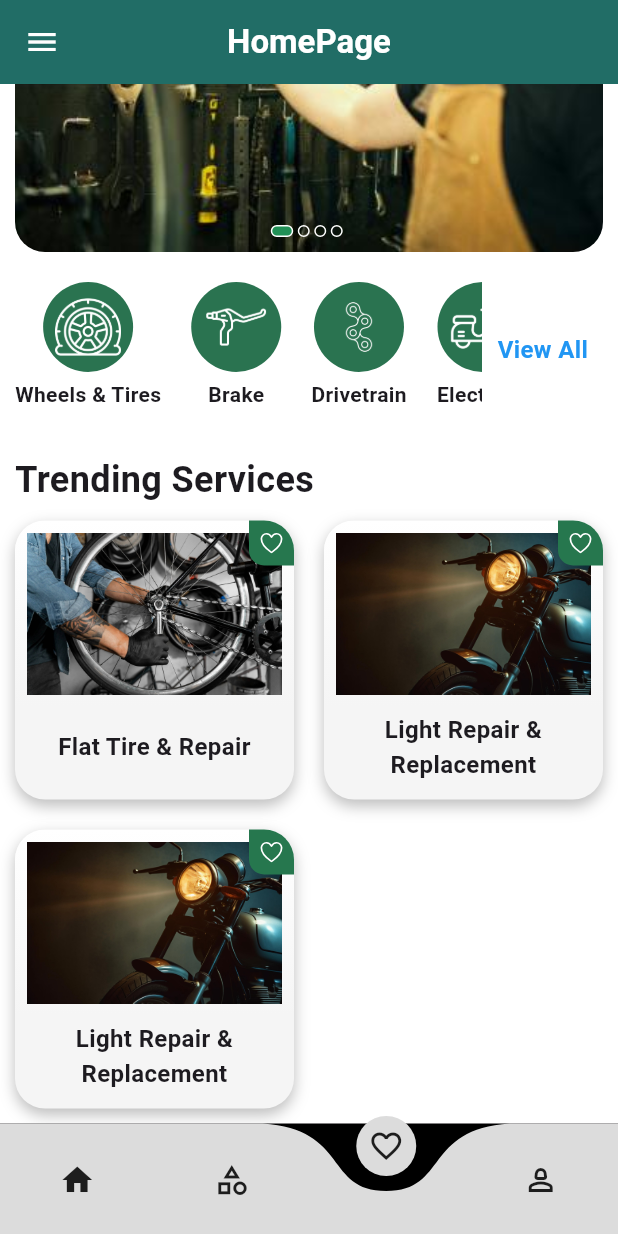
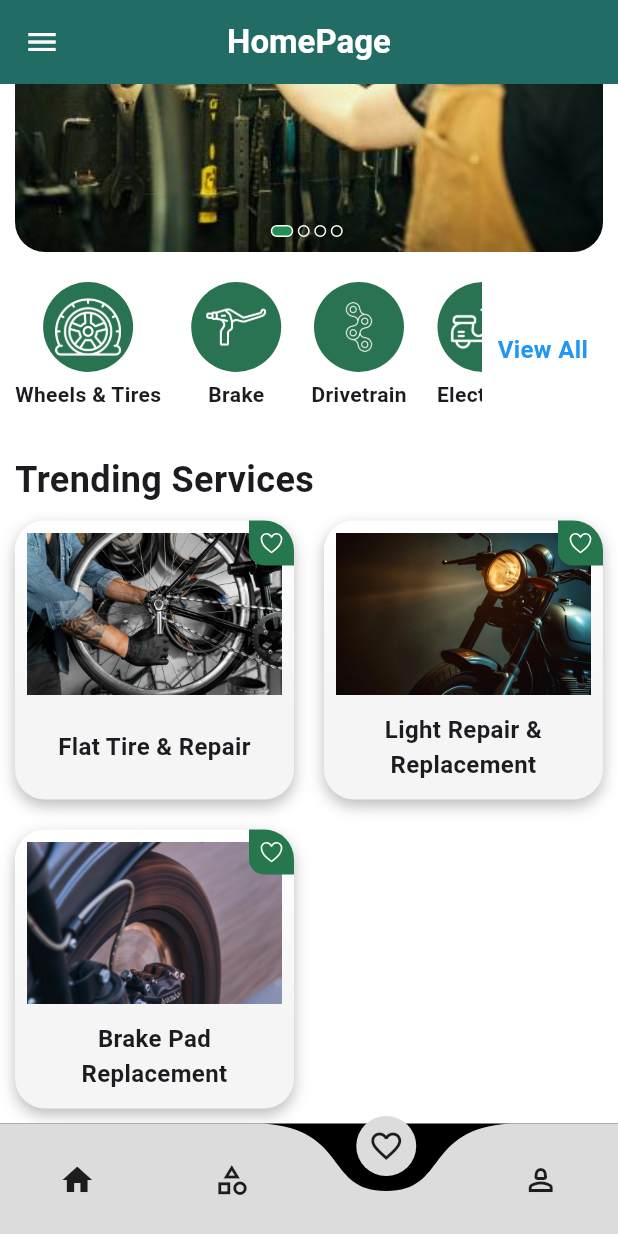
Before and after one commit to ayanappdev/quickfix, a Flutter app: the BottomNavigation screen opened directly, item 3 of the bottom bar chosen, scrolled down 335 dp, on a phone screen of 412 x 824 dp. Run offline on Flutter 3.47's test engine with Material 3 defaults, Android fonts, the phone set to English and light mode, and no system bars; drawn by our look-alikes of curved_navigation_bar, hidden_drawer_menu; our stand-ins replace animated_splash_screen, carousel_slider, firebase_auth, firebase_core, ionicons, lottie; accounts and stored records are empty; network calls fail.

Commit message:
updating services section

```diff
--- a/lib/Screens/Category_Screen/category.dart
+++ b/lib/Screens/Category_Screen/category.dart
@@ -48,6 +48,32 @@ class CategoryScreen extends StatelessWidget {
                     orElse: () => products[2],
                   );
                   break;
+                        case 'General Maintenance':
+                  selectedProduct = products.firstWhere(
+                    (product) => product.categoryTitle == 'General Maintenance',
+                    orElse: () => products[2],
+                  );
+                  break;
+                   case 'Components':
+                  selectedProduct = products.firstWhere(
+                    (product) => product.categoryTitle == 'Components',
+                    orElse: () => products[2],
+                  );
+                  break;
+                    case 'Safety':
+                  selectedProduct = products.firstWhere(
+                    (product) => product.categoryTitle == 'Safety',
+                    orElse: () => products[2],
+                  );
+                  break;
+                   case 'Accessories':
+                  selectedProduct = products.firstWhere(
+                    (product) => product.categoryTitle == 'Accessories',
+                    orElse: () => products[2],
+                  );
+                  break;
+
+
 
 
                 // Add more cases here for other categories as needed
--- a/lib/Widgets/categories.dart
+++ b/lib/Widgets/categories.dart
@@ -32,6 +32,18 @@ class Categories extends StatelessWidget {
                         break;
                          case 'Drivetrain':
                         selectedProduct = products[3];
+                        break;
+                         case 'General Maintenance':
+                        selectedProduct = products[4];
+                        break;
+                          case 'Components':
+                        selectedProduct = products[5];
+                        break;
+                         case 'Safety':
+                        selectedProduct = products[6];
+                        break;
+                         case 'Accessories':
+                        selectedProduct = products[7];
                         break;
                       // Add more cases as needed for other categories
                       default:
--- a/lib/models/product.dart
+++ b/lib/models/product.dart
@@ -102,15 +102,15 @@ final List<Product> products = [
   ),
    Product(
     categoryTitle: 'Brakes',
-    title: "Light Repair & Replacement ",
+    title: "Brake Pad Replacement ",
     description:
-        "Keep your bike's lights shining bright. We handle repairs and replacements for headlights, taillights, and brake lights. Ensure safe nighttime visibility.",
+        "Maintain optimal stopping power for safe riding. We offer services to keep your brakes functioning smoothly.",
     imagePaths: [
-      "assets/images/el1.jpg",
-      "assets/images/el2.jpg",
-      "assets/images/el3.jpg",
-      "assets/images/el4.jpg",
-      "assets/images/el5.jpg",
+      "assets/images/bk1.jpg",
+      "assets/images/bk2.jpg",
+      "assets/images/bk3.jpg",
+      "assets/images/bk4.jpg",
+      "assets/images/bk5.jpg",
     ],
     price: 120,
     colors: [
@@ -122,12 +122,12 @@ final List<Product> products = [
     rate: 4.8,
     subcategories: [
       Subcategory(
-          title: "Light Repair & Replacement", description: "Fix flickering lights or upgrade with new ones for optimal nighttime visibility."),
+          title: "Brake Pad Replacement", description: "New pads for reliable stopping power."),
       Subcategory(
-          title: "Battery Replacement",
-          description: " Ensure reliable power with a fresh battery replacement. "),
+          title: "Brake Caliper Adjustment & Repair",
+          description: " Ensure proper brake engagement."),
       Subcategory(
-          title: "Wiring Check & Repair", description: " Diagnose and fix electrical wiring issues to keep your bike's lights functioning properly."),
+          title: "Hydraulic Brake Service ", description: "  Maintain fluid levels & system function"),
 
     ],
 
@@ -136,13 +136,13 @@ final List<Product> products = [
     categoryTitle: 'Drivetrain',
     title: "Light Repair & Replacement ",
     description:
-        "Keep your bike's lights shining bright. We handle repairs and replacements for headlights, taillights, and brake lights. Ensure safe nighttime visibility.",
+        "Keep your gears shifting smoothly. We service chains, cassettes, and bottom brackets.",
     imagePaths: [
-      "assets/images/el1.jpg",
-      "assets/images/el2.jpg",
-      "assets/images/el3.jpg",
-      "assets/images/el4.jpg",
-      "assets/images/el5.jpg",
+      "assets/images/dr1.jpg",
+      "assets/images/dr2.jpg",
+      "assets/images/dr3.jpg",
+      "assets/images/dr4.jpg",
+      "assets/images/dr5.jpg",
     ],
     price: 120,
     colors: [
@@ -154,12 +154,140 @@ final List<Product> products = [
     rate: 4.8,
     subcategories: [
       Subcategory(
-          title: "Light Repair & Replacement", description: "Fix flickering lights or upgrade with new ones for optimal nighttime visibility."),
+          title: "Chain Replacement & Adjustment", description: " Replace worn chains and ensure proper tension."),
       Subcategory(
-          title: "Battery Replacement",
-          description: " Ensure reliable power with a fresh battery replacement. "),
+          title: "Cassette & Chainring Replacement",
+          description: " Upgrade or replace worn cassette and chainrings. "),
       Subcategory(
-          title: "Wiring Check & Repair", description: " Diagnose and fix electrical wiring issues to keep your bike's lights functioning properly."),
+          title: "Bottom Bracket Service", description: "  Maintain smooth pedaling with proper bottom bracket service."),
+
+    ],
+
+  ),
+  Product(
+    categoryTitle: 'General Maintenance',
+    title: "Light Repair & Replacement ",
+    description:
+        "Optimize your bike's performance. We offer essential checkups and adjustments.",
+    imagePaths: [
+      "assets/images/dr1.jpg",
+      "assets/images/dr2.jpg",
+      "assets/images/dr3.jpg",
+      "assets/images/dr4.jpg",
+      "assets/images/dr5.jpg",
+    ],
+    price: 120,
+    colors: [
+      Colors.black,
+      Colors.blue,
+      Colors.orange,
+    ],
+    category: "General Maintenance",
+    rate: 4.8,
+    subcategories: [
+      Subcategory(
+          title: "Tire Checks & Adjustments", description: " Ensure proper inflation and alignment for a smooth ride."),
+      Subcategory(
+          title: "Gear Adjustment & Derailleur Tuning",
+          description: " Fine-tune your gears for seamless shifting. "),
+      Subcategory(
+          title: "Air Pressure Check & Inflation", description: "Maintain optimal tire pressure for safety and performance."),
+
+    ],
+
+  ),
+   Product(
+    categoryTitle: 'Components',
+    title: "Light Repair & Replacement ",
+    description:
+        "Maintain optimal component function. We service shifters, derailleurs, and headsets.",
+    imagePaths: [
+      "assets/images/dr1.jpg",
+      "assets/images/dr2.jpg",
+      "assets/images/dr3.jpg",
+      "assets/images/dr4.jpg",
+      "assets/images/dr5.jpg",
+    ],
+    price: 120,
+    colors: [
+      Colors.black,
+      Colors.blue,
+      Colors.orange,
+    ],
+    category: "Components",
+    rate: 4.8,
+    subcategories: [
+      Subcategory(
+          title: "Shifter & Derailleur Adjustment", description: "  Fine-tune your shifters and derailleurs for smooth gear changes."),
+      Subcategory(
+          title: "Headset Adjustment",
+          description: " Eliminate headset play for a comfortable and precise ride. "),
+      Subcategory(
+          title: "Pedal Service ", description: "Maintain smooth pedaling with proper pedal service"),
+
+    ],
+
+  ),
+  Product(
+    categoryTitle: 'Safety',
+    title: "Light Repair & Replacement ",
+    description:
+        "Ride with confidence. We offer essential safety checks and installations.",
+    imagePaths: [
+      "assets/images/dr1.jpg",
+      "assets/images/dr2.jpg",
+      "assets/images/dr3.jpg",
+      "assets/images/dr4.jpg",
+      "assets/images/dr5.jpg",
+    ],
+    price: 120,
+    colors: [
+      Colors.black,
+      Colors.blue,
+      Colors.orange,
+    ],
+    category: "Safety",
+    rate: 4.8,
+    subcategories: [
+      Subcategory(
+          title: "Brake System Safety Check", description: " Ensure your brakes function properly for safe stopping."),
+      Subcategory(
+          title: "Reflective Gear Installation",
+          description: " Increase visibility with reflective gear installation "),
+      Subcategory(
+          title: "Helmet Inspection & Fitting  ", description: " Get a helmet inspection and proper fit for optimal protection"),
+
+    ],
+
+  ),
+  Product(
+    categoryTitle: 'Accessories',
+    title: "Light Repair & Replacement ",
+    description:
+        "Customize your ride. We offer installation for essential accessories.",
+    imagePaths: [
+      "assets/images/dr1.jpg",
+      "assets/images/dr2.jpg",
+      "assets/images/dr3.jpg",
+      "assets/images/dr4.jpg",
+      "assets/images/dr5.jpg",
+    ],
+    price: 120,
+    colors: [
+      Colors.black,
+      Colors.blue,
+      Colors.orange,
+    ],
+    category: "Accessories",
+    rate: 4.8,
+    subcategories: [
+      Subcategory(
+          title: "Bike Rack Installation", description: " Transport your bike conveniently with a bike rack installation."),
+      Subcategory(
+          title: "Lock Installation",
+          description: " Enhance bike security with a professionally installed lock. "),
+      Subcategory(
+          title: "Fenders & Mudguards Installation ", description: " Stay protected from the elements with fender and mudguard installation"),
 
     ],
 
```
Also changed, not shown: assets/images/bk1.jpg (added), assets/images/bk2.jpg (added), assets/images/bk3.jpg (added), assets/images/bk4.jpg (added), assets/images/bk5.jpg (added), assets/images/dr1.jpg (added), assets/images/dr2.jpg (added), assets/images/dr3.jpg (added), assets/images/dr4.jpg (added), assets/images/dr5.jpg (added).
